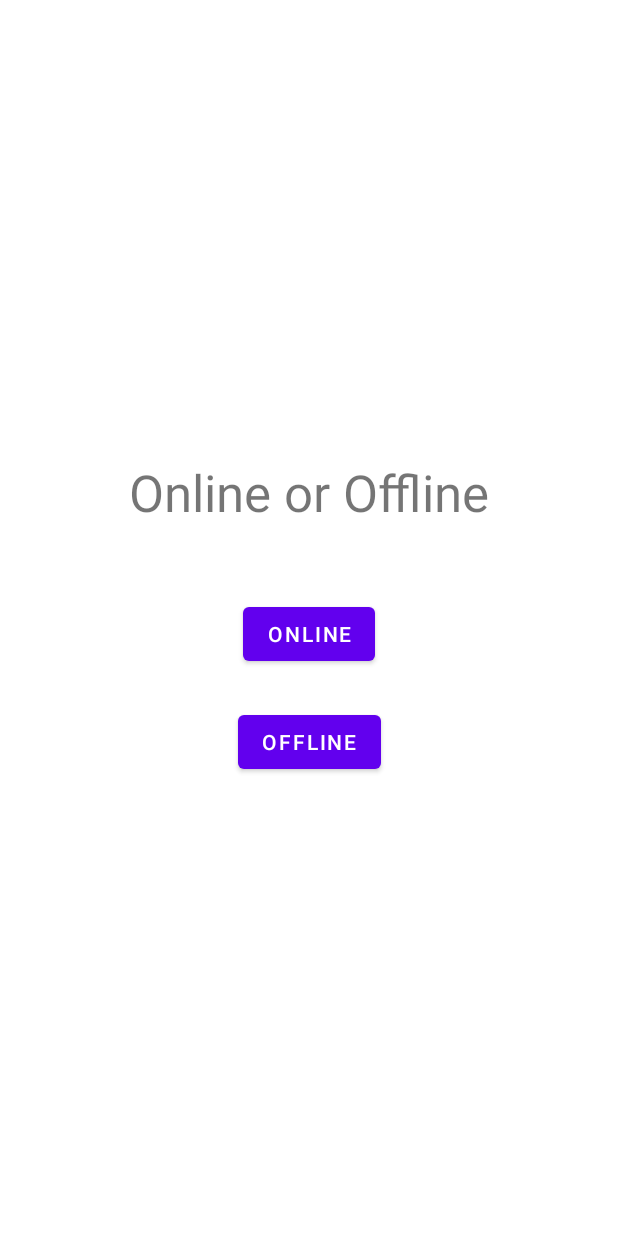
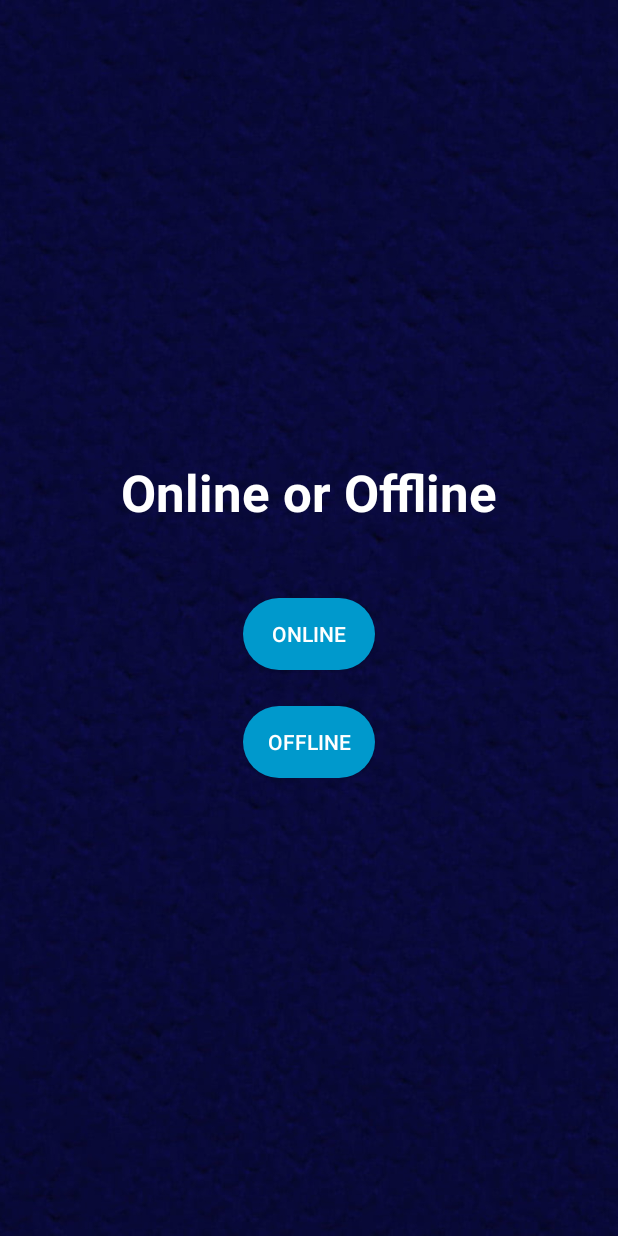
Before and after one commit to quynhpn2610/CS-300_TicTacToeApp, an Android app: the screen it shows after launch (HomeScreenActivity), on a phone screen of 412 x 824 dp. Run offline under Robolectric (Android 15) with nearby library versions, the phone set to English and light mode, and no system bars.

Commit message:
Done homescreen

```diff
--- a/app/src/main/res/layout/activity_home_screen.xml
+++ b/app/src/main/res/layout/activity_home_screen.xml
@@ -5,6 +5,7 @@
     xmlns:app="http://schemas.android.com/apk/res-auto"
     android:layout_width="match_parent"
     android:layout_height="match_parent"
+    android:background="@drawable/background"
     tools:context=".HomeScreenActivity">
 
   <androidx.constraintlayout.widget.ConstraintLayout
@@ -28,9 +29,11 @@
         app:layout_constraintEnd_toEndOf="parent"
         app:layout_constraintHorizontal_bias="0.5"
         app:layout_constraintStart_toStartOf="parent"
-        app:layout_constraintTop_toTopOf="parent" />
+        app:layout_constraintTop_toTopOf="parent"
+        android:textColor="@color/white"
+        android:textStyle="bold"/>
 
-    <Button
+    <androidx.appcompat.widget.AppCompatButton
         android:id="@+id/btnOnline"
         android:layout_width="wrap_content"
         android:layout_height="wrap_content"
@@ -39,9 +42,13 @@
         app:layout_constraintEnd_toEndOf="parent"
         app:layout_constraintHorizontal_bias="0.5"
         app:layout_constraintStart_toStartOf="parent"
-        app:layout_constraintTop_toBottomOf="@+id/textView" />
+        app:layout_constraintTop_toBottomOf="@+id/textView"
+        android:textColor="#FFFFFF"
+        android:background="@drawable/round_back_blue1000"/>
 
-    <Button
+
+
+    <androidx.appcompat.widget.AppCompatButton
         android:id="@+id/btnOffline"
         android:layout_width="wrap_content"
         android:layout_height="wrap_content"
@@ -50,6 +57,11 @@
         app:layout_constraintBottom_toBottomOf="parent"
         app:layout_constraintEnd_toEndOf="parent"
         app:layout_constraintStart_toStartOf="parent"
-        app:layout_constraintTop_toBottomOf="@+id/btnOnline" />
+        app:layout_constraintTop_toBottomOf="@+id/btnOnline"
+        android:textColor="#FFFFFF"
+        android:background="@drawable/round_back_blue1000"/>
+
+
+
   </androidx.constraintlayout.widget.ConstraintLayout>
 </androidx.constraintlayout.widget.ConstraintLayout>
```
